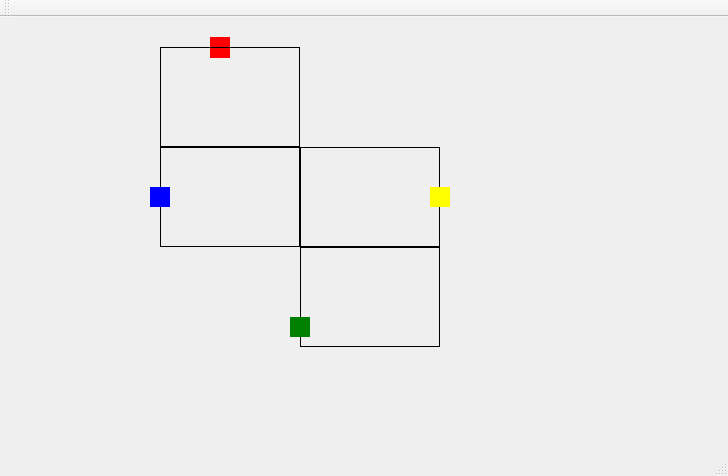
Old version of the form Trains-master/mainwindow.ui in the repository julianaabs/Trains.
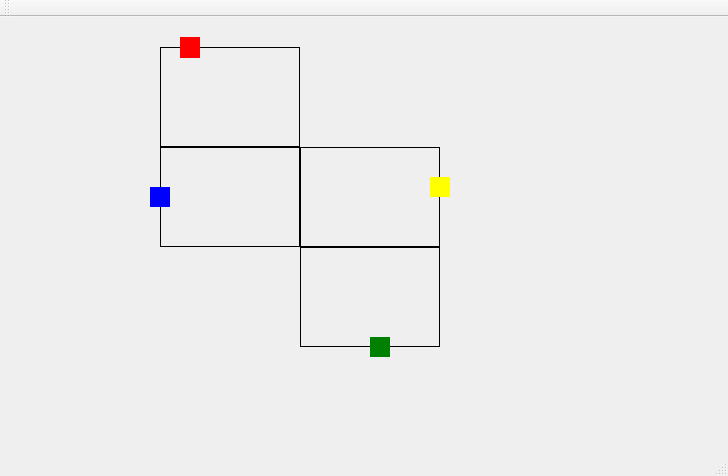
New version of the form.

The edit to the form file:
```diff
--- a/Trains-master/mainwindow.ui
+++ b/Trains-master/mainwindow.ui
@@ -34,7 +34,7 @@
    <widget class="QLabel" name="labelTrain1">
     <property name="geometry">
      <rect>
-      <x>210</x>
+      <x>180</x>
       <y>20</y>
       <width>20</width>
       <height>21</height>
@@ -118,7 +118,7 @@
     <property name="geometry">
      <rect>
       <x>430</x>
-      <y>170</y>
+      <y>160</y>
       <width>20</width>
       <height>20</height>
      </rect>
@@ -133,8 +133,8 @@
    <widget class="QLabel" name="labelTrain4">
     <property name="geometry">
      <rect>
-      <x>290</x>
-      <y>300</y>
+      <x>370</x>
+      <y>320</y>
       <width>20</width>
       <height>20</height>
      </rect>
@@ -146,6 +146,14 @@
      <string/>
     </property>
    </widget>
+   <zorder>labelRail2</zorder>
+   <zorder>labelRail3</zorder>
+   <zorder>labelRail1</zorder>
+   <zorder>labelRail4</zorder>
+   <zorder>labelTrain2</zorder>
+   <zorder>labelTrain3</zorder>
+   <zorder>labelTrain4</zorder>
+   <zorder>labelTrain1</zorder>
   </widget>
   <widget class="QMenuBar" name="menuBar">
    <property name="geometry">
```
